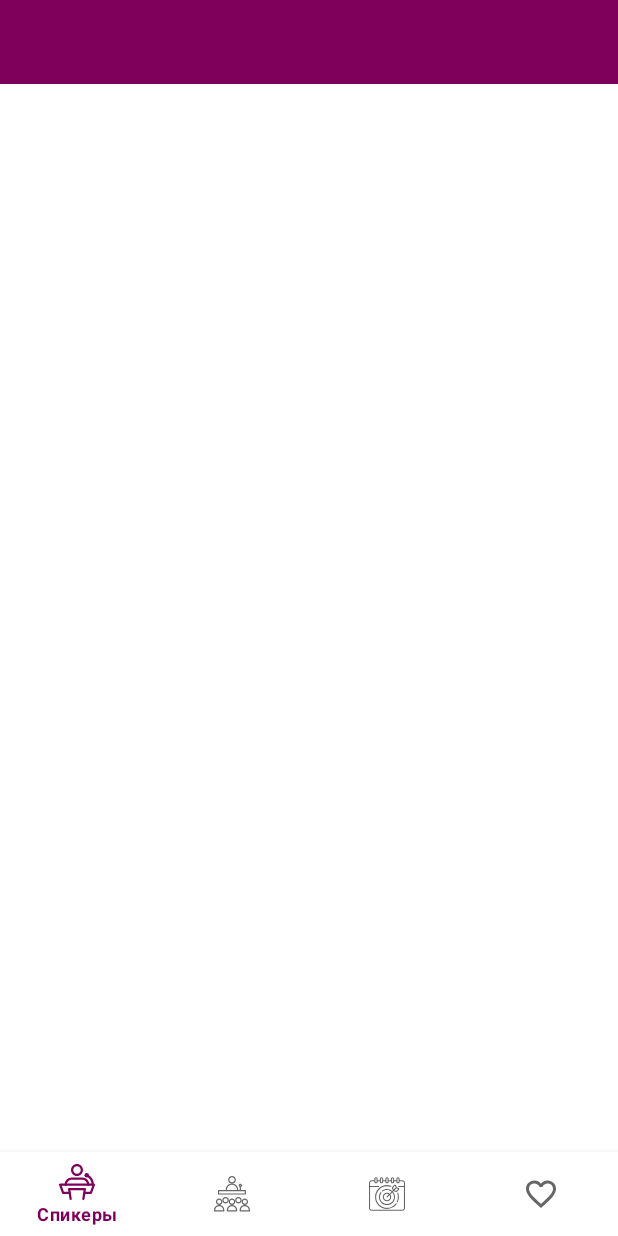
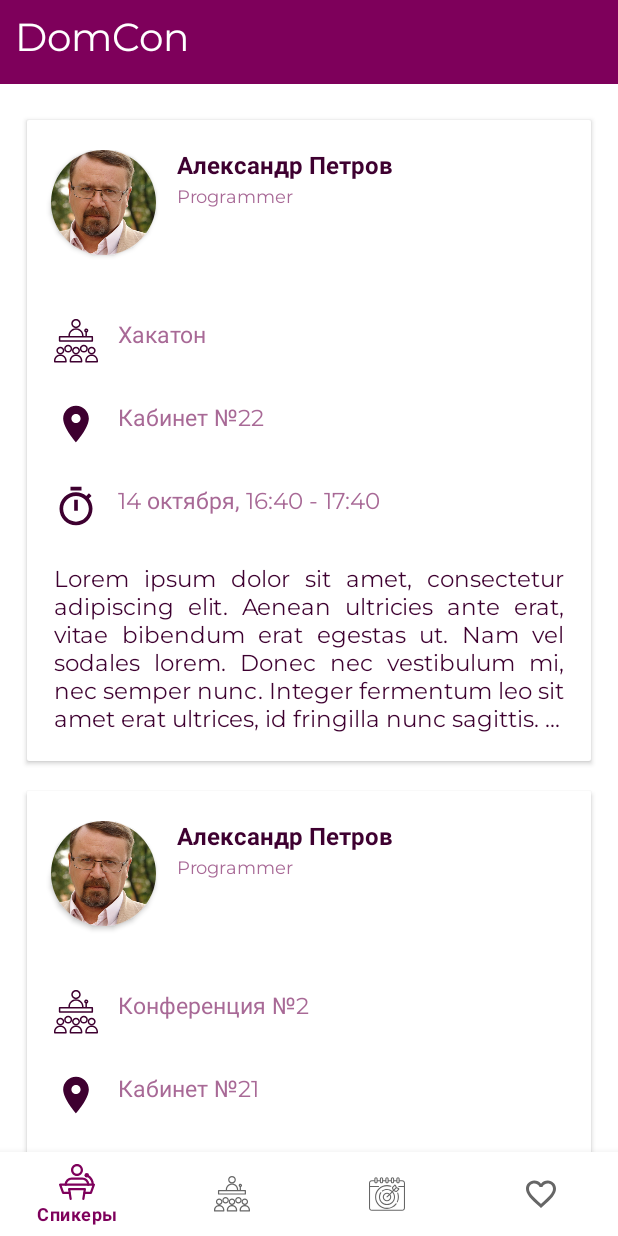
Before and after one commit to condomcom/DomConMobile, an Android app: the MainActivity screen opened directly, with no data from a screen before it, on a phone screen of 412 x 824 dp. Run offline under Robolectric (Android 15) with nearby library versions, the phone set to English and light mode, and no system bars.

Commit message:
bug fixes
bug fixes

```diff
--- a/app/src/main/java/com/example/condom/navigation/MainActivity.java
+++ b/app/src/main/java/com/example/condom/navigation/MainActivity.java
@@ -26,6 +26,7 @@ public class MainActivity extends AppCompatActivity {
         FavouritesFragment favouritesFragment = new FavouritesFragment();
         PerformanceFragment performanceFragment = new PerformanceFragment();
         SpeakerFragment speakerFragment = new SpeakerFragment();
+        setFragment(speakerFragment);
         bottomNavigationView.setOnNavigationItemSelectedListener(new BottomNavigationView.OnNavigationItemSelectedListener() {
             @Override
             public boolean onNavigationItemSelected(@NonNull MenuItem item) {
--- a/app/src/main/java/com/example/condom/navigation/SpeakerFragment.java
+++ b/app/src/main/java/com/example/condom/navigation/SpeakerFragment.java
@@ -31,9 +31,9 @@ public class SpeakerFragment extends Fragment {
 
         if(speakersItems.isEmpty()){
         speakersItems.add(new SpeakersCardsItem("0", "Александр Петров", R.drawable.rofl_photo, "Programmer",
-                "Lorem ipsum dolor sit amet, consectetur adipiscing elit. Aenean ultricies ante erat, vitae bibendum erat egestas ut. Nam vel sodales lorem. Donec nec vestibulum mi, nec semper nunc. Integer fermentum leo sit amet erat ultrices, id fringilla nunc sagittis. Etiam rutrum", "14 октября, 16:40 - 17:40", "Кабинет №22"));
+                "Lorem ipsum dolor sit amet, consectetur adipiscing elit. Aenean ultricies ante erat, vitae bibendum erat egestas ut. Nam vel sodales lorem. Donec nec vestibulum mi, nec semper nunc. Integer fermentum leo sit amet erat ultrices, id fringilla nunc sagittis. Etiam rutrum", "14 октября, 16:40 - 17:40", "Кабинет №22", "Хакатон"));
         speakersItems.add(new SpeakersCardsItem("0", "Александр Петров", R.drawable.rofl_photo, "Programmer",
-                "Lorem ipsum dolor sit amet, consectetur adipiscing elit. Aenean ultricies ante erat, vitae bibendum erat egestas ut. Nam vel sodales lorem. Donec nec vestibulum mi, nec semper nunc. Integer fermentum leo sit amet erat ultrices, id fringilla nunc sagittis. Etiam rutrum", "14 октября, 16:40 - 17:40", "Кабинет №22"));
+                "Lorem ipsum dolor sit amet, consectetur adipiscing elit. Aenean ultricies ante erat, vitae bibendum erat egestas ut. Nam vel sodales lorem. Donec nec vestibulum mi, nec semper nunc. Integer fermentum leo sit amet erat ultrices, id fringilla nunc sagittis. Etiam rutrum", "14 октября, 17:40 - 19:40", "Кабинет №21", "Конференция №2"));
         }
 
         return view;
--- a/app/src/main/java/com/example/condom/speakers/SpeakersAdapter.java
+++ b/app/src/main/java/com/example/condom/speakers/SpeakersAdapter.java
@@ -40,6 +40,7 @@ public class SpeakersAdapter extends RecyclerView.Adapter<SpeakersAdapter.ViewHo
         holder.mDescription.setText(speakersCardsItem.getSpeakerDescription());
         holder.mPerfTime.setText(speakersCardsItem.getSpeakerPerfTime());
         holder.mPlace.setText(speakersCardsItem.getSpeakerPlace());
+        holder.mPerf.setText(speakersCardsItem.getSpeakerPerf());
     }
 
     @Override
@@ -54,6 +55,7 @@ public class SpeakersAdapter extends RecyclerView.Adapter<SpeakersAdapter.ViewHo
         TextView mDescription;
         TextView mPerfTime;
         TextView mPlace;
+        TextView mPerf;
 
         public ViewHolder(@NonNull View itemView) {
             super(itemView);
@@ -63,6 +65,7 @@ public class SpeakersAdapter extends RecyclerView.Adapter<SpeakersAdapter.ViewHo
             mDescription = itemView.findViewById(R.id.t_description_speaker);
             mPerfTime = itemView.findViewById(R.id.t_duration_perf);
             mPlace = itemView.findViewById(R.id.t_speaker_place);
+            mPerf = itemView.findViewById(R.id.t_speaker_perf);
         }
     }
 
--- a/app/src/main/java/com/example/condom/speakers/SpeakersCardsItem.java
+++ b/app/src/main/java/com/example/condom/speakers/SpeakersCardsItem.java
@@ -8,10 +8,11 @@ public class SpeakersCardsItem {
     private String speakerDescription;
     private String speakerPerfTime;
     private String speakerPlace;
+    private String speakerPerf;
 
     public SpeakersCardsItem(String keyId, String speakerName, int speakerImage,
                                  String speakerProfession, String speakerDescription,
-                                 String speakerPerfTime, String speakerPlace) {
+                                 String speakerPerfTime, String speakerPlace, String speakerPerf) {
         this.keyId = keyId;
         this.speakerName = speakerName;
         this.speakerImage = speakerImage;
@@ -19,6 +20,8 @@ public class SpeakersCardsItem {
         this.speakerDescription = speakerDescription;
         this.speakerPerfTime = speakerPerfTime;
         this.speakerPlace = speakerPlace;
+        this.speakerPerf = speakerPerf;
+
     }
 
     public String getKeyId() { return keyId;}
@@ -48,4 +51,9 @@ public class SpeakersCardsItem {
     public String getSpeakerPlace(){ return speakerPlace;}
 
     public void setSpeakerPlace(String speakerPlace) { this.speakerPlace = speakerPlace;}
+
+    public void setSpeakerPerf(String speakerPerf){ this.speakerPerf = speakerPerf;}
+
+    public String getSpeakerPerf(){ return speakerPerf;}
+
 }
--- a/app/src/main/res/layout/activity_main.xml
+++ b/app/src/main/res/layout/activity_main.xml
@@ -11,19 +11,32 @@
         android:layout_height="56dp"
         android:background="@color/main_background"/>
 
+    <TextView
+        android:id="@+id/logo"
+        android:layout_width="wrap_content"
+        android:layout_height="wrap_content"
+        android:fontFamily="@font/montserrat"
+        android:text="DomCon"
+        android:layout_marginTop="8dp"
+        android:layout_marginLeft="10dp"
+        android:textAlignment="center"
+        android:textColor="#ffffff"
+        android:textSize="26dp" />
+
+
     <com.google.android.material.bottomnavigation.BottomNavigationView
         android:id="@+id/bottom_nav"
         android:layout_width="match_parent"
         android:layout_height="wrap_content"
         android:layout_alignParentBottom="true"
+        app:itemIconTint="@color/bottom_nav_color"
+        app:itemTextColor="@color/bottom_nav_color"
         app:layout_constraintBottom_toBottomOf="parent"
-        app:menu="@menu/bottom_nav_menu"
-        app:itemIconTint="@color/bottom_nav_color"
-        app:itemTextColor="@color/bottom_nav_color"/>
+        app:menu="@menu/bottom_nav_menu" />
 
     <FrameLayout
         android:id="@+id/frame_nav"
         android:layout_width="match_parent"
         android:layout_height="match_parent"
-        android:layout_above="@id/bottom_nav"/>
+        android:layout_above="@id/bottom_nav" />
 </RelativeLayout>
--- a/app/src/main/res/layout/card_speaker_item.xml
+++ b/app/src/main/res/layout/card_speaker_item.xml
@@ -69,6 +69,30 @@
                 android:layout_marginStart="18dp"
                 android:layout_marginTop="7dp"
                 android:layout_marginBottom="20dp"
+                android:background="@drawable/ic_conference" />
+
+            <TextView
+                android:id="@+id/t_speaker_perf"
+                android:layout_width="wrap_content"
+                android:layout_height="wrap_content"
+                android:layout_marginStart="13dp"
+                android:layout_marginTop="8dp"
+                android:text="Place"
+                android:theme="@style/TextViewCardAccent" />
+
+        </LinearLayout>
+
+        <LinearLayout
+            android:layout_marginTop="15dp"
+            android:layout_width="match_parent"
+            android:layout_height="40dp">
+
+            <View
+                android:layout_width="29dp"
+                android:layout_height="29dp"
+                android:layout_marginStart="18dp"
+                android:layout_marginTop="7dp"
+                android:layout_marginBottom="20dp"
                 android:background="@drawable/ic_place" />
 
             <TextView
--- a/app/src/main/res/layout/fragment_speaker.xml
+++ b/app/src/main/res/layout/fragment_speaker.xml
@@ -5,11 +5,12 @@
     android:layout_height="match_parent"
     tools:context=".navigation.SpeakerFragment">
 
+
     <androidx.recyclerview.widget.RecyclerView
+        android:layout_marginTop="60dp"
         android:id="@+id/recyclerViewPerformance"
         android:layout_width="match_parent"
         android:layout_height="match_parent"
-        android:paddingBottom="?attr/actionBarSize"
         android:clipToPadding="true"/>
 
 </FrameLayout>
```
